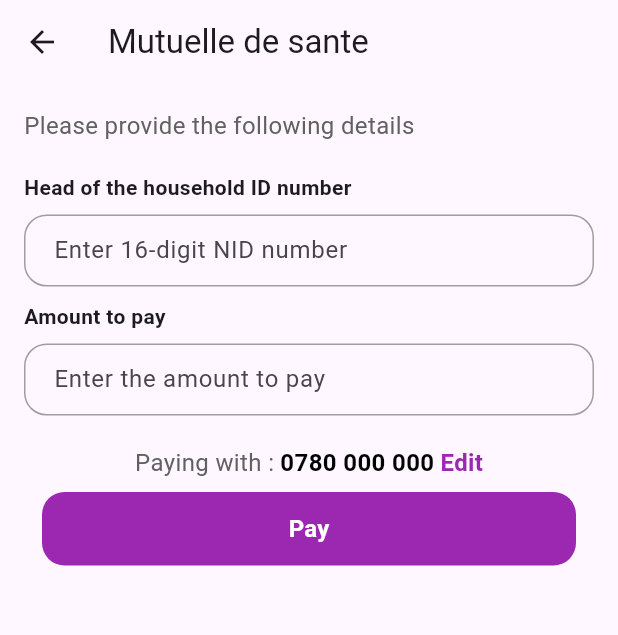
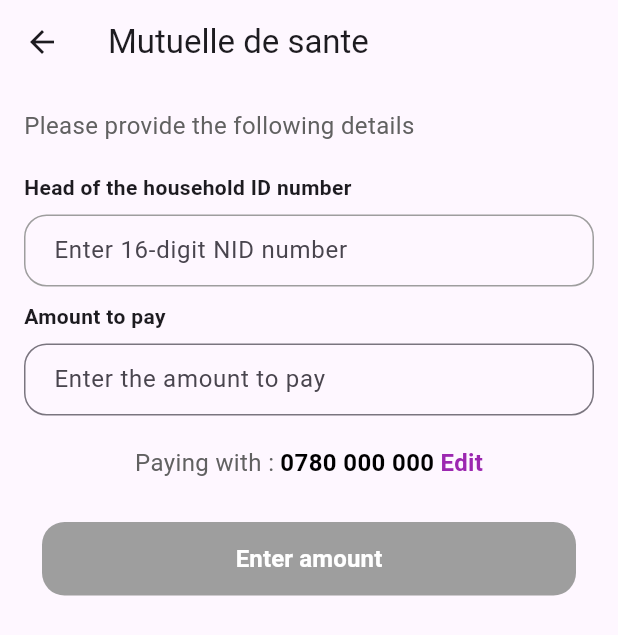
Before and after one commit to nkusikevin/pass-poc, a Flutter app: the MutuellePage screen opened directly, on a phone screen of 412 x 824 dp. Shown: the top 635 px of the screen. Run offline on Flutter 3.47's test engine with Material 3 defaults, Android fonts, the phone set to English and light mode, and no system bars; our stand-ins replace bloc, equatable, flutter_bloc, font_awesome_flutter.

Commit message:
added global state

```diff
--- a/lib/pages/mutuelle/page.dart
+++ b/lib/pages/mutuelle/page.dart
@@ -1,16 +1,23 @@
+// page.dart
 import 'package:flutter/material.dart';
-import 'package:ipass_poc/util/form_render.dart';
+import 'package:flutter_bloc/flutter_bloc.dart';
+import 'package:ipass_poc/util/form/bloc/form_bloc.dart';
+import 'package:ipass_poc/util/form/bloc/form_state.dart';
+import 'package:ipass_poc/util/form/form_render.dart';
 
 class MutuellePage extends StatelessWidget {
   const MutuellePage({super.key});
 
   @override
   Widget build(BuildContext context) {
-    return Scaffold(
+    return BlocProvider(
+      create: (context) => FormBloc(),
+      child: Scaffold(
         appBar: AppBar(
-        title: Text('Mutuelle de sante'),
+          title: const Text('Mutuelle de sante'),
         ),
-      body: Container(
+        body: SingleChildScrollView(
+          child: Container(
             padding: const EdgeInsets.all(16),
             child: Column(
               crossAxisAlignment: CrossAxisAlignment.start,
@@ -23,48 +30,8 @@ class MutuellePage extends StatelessWidget {
                   ),
                 ),
                 const SizedBox(height: 20),
-            FormRenderer(
-              formConfig: const [
-                // {
-                //   "key": "APPLICANT_FIRST_NAME",
-                //   "type": "custom-input",
-                //   "templateOptions": {
-                //     "required": true,
-                //     "textlabel": "First Name",
-                //     "placeholder": "Enter first name",
-                //   },
-                // },
-                // {
-                //   "key": "SPACE",
-                //   "type": "custom-space",
-                //   "templateOptions": {
-                //     "height": 30,
-                //   },
-                // },
-                // {
-                //   "key": "GENDER",
-                //   "type": "custom-radio",
-                //   "templateOptions": {
-                //     "textlabel": "Gender",
-                //     "options": [
-                //       {"label": "Male", "value": "male"},
-                //       {"label": "Female", "value": "female"},
-                //       {"label": "They", "value": "they"},
-                //     ],
-                //   },
-                // },
-                // {
-                //   "key": "COUNTRY",
-                //   "type": "custom-dropdown",
-                //   "templateOptions": {
-                //     "textlabel": "Country",
-                //     "options": [
-                //       {"label": "United States", "value": "us"},
-                //       {"label": "Canada", "value": "ca"},
-                //       {"label": "United Kingdom", "value": "uk"},
-                //     ],
-                //   },
-                // },
+                const FormRenderer(
+                  formConfig: [
                     {
                       "key": "NID_NUMBER",
                       "type": "nid-fetch",
@@ -83,6 +50,8 @@ class MutuellePage extends StatelessWidget {
                     {
                       "key": "AMOUNT",
                       "type": "custom-input",
+                     "hideExpression":
+                          "model.NID_NUMBER == null || model.NID_NUMBER.trim().isEmpty",
                       "templateOptions": {
                         "required": true,
                         "textlabel": "Amount to pay",
@@ -92,43 +61,61 @@ class MutuellePage extends StatelessWidget {
                   ],
                 ),
                 const SizedBox(height: 20),
-
                 Center(
                   child: Row(
                     mainAxisAlignment: MainAxisAlignment.center,
                     children: [
-                  Text('Paying with :',
-                      style:
-                          TextStyle(fontSize: 16, color: Colors.grey.shade700)),
+                      Text(
+                        'Paying with :',
+                        style: TextStyle(
+                          fontSize: 16,
+                          color: Colors.grey.shade700,
+                        ),
+                      ),
                       const SizedBox(width: 4),
-                  const Text('0780 000 000',
+                      const Text(
+                        '0780 000 000',
                         style: TextStyle(
                           fontSize: 16,
                           color: Colors.black,
-                          fontWeight: FontWeight.bold)),
+                          fontWeight: FontWeight.bold,
+                        ),
+                      ),
                       const SizedBox(width: 4),
-                  const Text('Edit',
+                      const Text(
+                        'Edit',
                         style: TextStyle(
                           fontSize: 16,
                           color: Colors.purple,
-                          fontWeight: FontWeight.bold)),
+                          fontWeight: FontWeight.bold,
+                        ),
+                      ),
                     ],
                   ),
                 ),
-
-            TextButton(
-              onPressed: () {},
+                const SizedBox(height: 20),
+                BlocBuilder<FormBloc, FormBlocState>(
+                  builder: (context, state) {
+                    final amount = state.formValues['AMOUNT'] as String?;
+                    final bool isAmountValid =
+                        amount != null && amount.isNotEmpty;
+                    return TextButton(
+                      onPressed: isAmountValid
+                          ? () {
+                              print('Form Values: ${state.formValues}');
+                            }
+                          : null,
                       child: Container(
                         padding: const EdgeInsets.all(13),
                         width: double.infinity,
                         decoration: BoxDecoration(
-                  color: Colors.purple,
+                          color: isAmountValid ? Colors.purple : Colors.grey,
                           borderRadius: BorderRadius.circular(15),
                         ),
-                child: const Center(
+                        child: Center(
                           child: Text(
-                    'Pay',
-                    style: TextStyle(
+                            isAmountValid ? 'Pay $amount RWF' : 'Enter amount',
+                            style: const TextStyle(
                               color: Colors.white,
                               fontSize: 16,
                               fontWeight: FontWeight.bold,
@@ -136,10 +123,12 @@ class MutuellePage extends StatelessWidget {
                           ),
                         ),
                       ),
-            )
-
-            // FormRenderer().getSubmitButton(),
+                    );
+                  },
+                ),
               ],
+            ),
+          ),
         ),
       ),
     );
--- /dev/null
+++ b/lib/util/form/bloc/form_bloc.dart
@@ -0,0 +1,28 @@
+import 'package:bloc/bloc.dart';
+import 'form_event.dart';
+import 'form_state.dart';
+
+
+class FormBloc extends Bloc<FormBlocEvent, FormBlocState> {
+  FormBloc() : super(const FormBlocState()) {
+    on<UpdateFormValue>(_onUpdateFormValue);
+    on<ValidateForm>(_onValidateForm);
+    on<ResetForm>(_onResetForm);
+  }
+
+  void _onUpdateFormValue(UpdateFormValue event, Emitter<FormBlocState> emit) {
+    final updatedValues = Map<String, dynamic>.from(state.formValues);
+    updatedValues[event.key] = event.value;
+    emit(state.copyWith(formValues: updatedValues));
+  }
+
+  void _onValidateForm(ValidateForm event, Emitter<FormBlocState> emit) {
+    //TODO: Add validation logic
+    final isValid = state.formValues.isNotEmpty;
+    emit(state.copyWith(isValid: isValid));
+  }
+
+  void _onResetForm(ResetForm event, Emitter<FormBlocState> emit) {
+    emit(const FormBlocState());
+  }
+}
--- /dev/null
+++ b/lib/util/form/bloc/form_event.dart
@@ -0,0 +1,12 @@
+abstract class FormBlocEvent {}
+
+class UpdateFormValue extends FormBlocEvent {
+  final String key;
+  final dynamic value;
+
+  UpdateFormValue(this.key, this.value);
+}
+
+class ValidateForm extends FormBlocEvent {}
+
+class ResetForm extends FormBlocEvent {}
--- /dev/null
+++ b/lib/util/form/bloc/form_state.dart
@@ -0,0 +1,24 @@
+import 'package:equatable/equatable.dart';
+
+class FormBlocState extends Equatable {
+  final Map<String, dynamic> formValues;
+  final bool isValid;
+
+  const FormBlocState({
+    this.formValues = const {},
+    this.isValid = false,
+  });
+
+  FormBlocState copyWith({
+    Map<String, dynamic>? formValues,
+    bool? isValid,
+  }) {
+    return FormBlocState(
+      formValues: formValues ?? this.formValues,
+      isValid: isValid ?? this.isValid,
+    );
+  }
+
+  @override
+  List<Object?> get props => [formValues, isValid];
+}
--- /dev/null
+++ b/lib/util/form/form_render.dart
@@ -0,0 +1,178 @@
+import 'package:flutter/material.dart';
+import 'package:flutter_bloc/flutter_bloc.dart';
+import 'package:ipass_poc/util/form/bloc/form_bloc.dart';
+import 'bloc/form_event.dart';
+import 'bloc/form_state.dart';
+import 'nid_fetch.dart';
+
+class FormRenderer extends StatefulWidget {
+  final List<Map<String, dynamic>> formConfig;
+
+  const FormRenderer({required this.formConfig});
+
+  @override
+  _FormRendererState createState() => _FormRendererState();
+}
+
+class _FormRendererState extends State<FormRenderer> {
+  final _formKey = GlobalKey<FormState>();
+
+  @override
+  Widget build(BuildContext context) {
+    return Form(
+      key: _formKey,
+      child: Column(
+        children: [
+          for (final fieldConfig in widget.formConfig)
+            _buildFormField(fieldConfig),
+        ],
+      ),
+    );
+  }
+
+  Widget _buildFormField(Map<String, dynamic> fieldConfig) {
+    final type = fieldConfig['type'];
+    final options = fieldConfig['templateOptions'];
+    final key = fieldConfig['key'];
+
+    switch (type) {
+      case 'custom-input':
+        return BlocBuilder<FormBloc, FormBlocState>(
+          builder: (context, state) {
+            return Column(
+              crossAxisAlignment: CrossAxisAlignment.start,
+              children: [
+                Text(
+                  options['textlabel'],
+                  style: const TextStyle(fontWeight: FontWeight.bold),
+                ),
+                const SizedBox(height: 8),
+                TextFormField(
+                  initialValue: state.formValues[key]?.toString(),
+                  validator: (value) =>
+                      options['required'] && (value == null || value.isEmpty)
+                          ? '${options['textlabel']} is required'
+                          : null,
+                  decoration: InputDecoration(
+                    contentPadding:
+                        const EdgeInsets.symmetric(horizontal: 16, vertical: 8),
+                    hintText: options['placeholder'],
+                    border: OutlineInputBorder(
+                      borderRadius: BorderRadius.circular(15),
+                      borderSide: const BorderSide(color: Colors.grey),
+                    ),
+                  ),
+                  onChanged: (value) {
+                    context.read<FormBloc>().add(UpdateFormValue(key, value));
+                  },
+                ),
+              ],
+            );
+          },
+        );
+      case 'custom-radio':
+        return BlocBuilder<FormBloc, FormBlocState>(
+          builder: (context, state) {
+            return Column(
+              crossAxisAlignment: CrossAxisAlignment.start,
+              children: [
+                Text(
+                  options['textlabel'],
+                  style: const TextStyle(fontWeight: FontWeight.bold),
+                ),
+                const SizedBox(height: 8),
+                Align(
+                  alignment: Alignment.centerLeft,
+                  child: SingleChildScrollView(
+                    scrollDirection: Axis.horizontal,
+                    child: Row(
+                      mainAxisAlignment: MainAxisAlignment.start,
+                      children: [
+                        for (final option in options['options']) ...[
+                          Transform.translate(
+                            offset: const Offset(-10, 0),
+                            child: Radio<dynamic>(
+                              value: option['value'],
+                              groupValue: state.formValues[key],
+                              onChanged: (value) {
+                                context
+                                    .read<FormBloc>()
+                                    .add(UpdateFormValue(key, value));
+                              },
+                              materialTapTargetSize:
+                                  MaterialTapTargetSize.shrinkWrap,
+                            ),
+                          ),
+                          Text(option['label']),
+                          const SizedBox(width: 16),
+                        ],
+                      ],
+                    ),
+                  ),
+                ),
+              ],
+            );
+          },
+        );
+      case 'custom-dropdown':
+        return BlocBuilder<FormBloc, FormBlocState>(
+          builder: (context, state) {
+            return Column(
+              crossAxisAlignment: CrossAxisAlignment.start,
+              children: [
+                Text(
+                  options['textlabel'],
+                  style: const TextStyle(fontWeight: FontWeight.bold),
+                ),
+                const SizedBox(height: 8),
+                DropdownButtonFormField<String>(
+                  value: state.formValues[key]?.toString(),
+                  decoration: InputDecoration(
+                    contentPadding:
+                        const EdgeInsets.symmetric(horizontal: 16, vertical: 8),
+                    border: OutlineInputBorder(
+                      borderRadius: BorderRadius.circular(15),
+                      borderSide: const BorderSide(color: Colors.grey),
+                    ),
+                    enabledBorder: OutlineInputBorder(
+                      borderRadius: BorderRadius.circular(15),
+                      borderSide: const BorderSide(color: Colors.grey),
+                    ),
+                    focusedBorder: OutlineInputBorder(
+                      borderRadius: BorderRadius.circular(15),
+                      borderSide: const BorderSide(color: Colors.grey),
+                    ),
+                  ),
+                  onChanged: (value) {
+                    context.read<FormBloc>().add(UpdateFormValue(key, value));
+                  },
+                  items: [
+                    for (final option in options['options'])
+                      DropdownMenuItem(
+                        value: option['value'],
+                        child: Text(option['label']),
+                      ),
+                  ],
+                ),
+              ],
+            );
+          },
+        );
+      case 'nid-fetch':
+        return NIDFetchField(
+          label: options['textlabel'],
+          placeholder: options['placeholder'],
+          onNIDDetailsUpdated: (nidDetails) {
+            context.read<FormBloc>().add(UpdateFormValue(key, nidDetails));
+          },
+        );
+
+      case "custom-space":
+        final height = (options['height'] ?? 5).toDouble();
+        return SizedBox(height: height);
+
+      default:
+        return const SizedBox.shrink();
+    }
+  }
+}
--- a/lib/util/form_render.dart
+++ /dev/null
@@ -1,224 +0,0 @@
-import 'package:flutter/material.dart';
-
-import 'nid_fetch.dart';
-
-class FormRenderer extends StatefulWidget {
-  final List<Map<String, dynamic>> formConfig;
-
-  FormRenderer({required this.formConfig});
-
-  @override
-  _FormRendererState createState() => _FormRendererState();
-}
-
-class _FormRendererState extends State<FormRenderer> {
-  final _formKey = GlobalKey<FormState>();
-  late Map<String, dynamic> _formData;
-
-  @override
-  void initState() {
-    super.initState();
-    _formData = {};
-  }
-
-  @override
-  Widget build(BuildContext context) {
-    return Form(
-      key: _formKey,
-      child: Column(
-        children: [
-          for (final fieldConfig in widget.formConfig)
-            _buildFormField(fieldConfig),
-
-        ],
-      ),
-    );
-  }
-
-  Widget _buildFormField(Map<String, dynamic> fieldConfig) {
-    final type = fieldConfig['type'];
-    final options = fieldConfig['templateOptions'];
-
-    switch (type) {
-      case 'custom-input':
-        return Column(
-          crossAxisAlignment: CrossAxisAlignment.start,
-          children: [
-            Text(
-              options['textlabel'],
-              style: const TextStyle(fontWeight: FontWeight.bold),
-            ),
-            const SizedBox(height: 8),
-            TextFormField(
-              validator: (value) =>
-                  options['required'] && (value == null || value.isEmpty)
-                      ? options['textlabel']
-                      : null,
-              decoration: InputDecoration(
-                contentPadding:
-                    const EdgeInsets.symmetric(horizontal: 16, vertical: 8),
-                hintText: options['placeholder'],
-                border: OutlineInputBorder(
-                  borderRadius: BorderRadius.circular(15),
-                  borderSide: const BorderSide(color: Colors.grey),
-                ),
-                enabledBorder: OutlineInputBorder(
-                  borderRadius: BorderRadius.circular(15),
-                  borderSide: const BorderSide(color: Colors.grey),
-                ),
-                focusedBorder: OutlineInputBorder(
-                  borderRadius: BorderRadius.circular(15),
-                  borderSide: const BorderSide(color: Colors.grey),
-                ),
-              ),
-              onSaved: (value) => _formData[fieldConfig['key']] = value,
-            ),
-          ],
-        );
-      case 'custom-radio':
-        return Column(
-          crossAxisAlignment: CrossAxisAlignment.start,
-          children: [
-            Text(
-              options['textlabel'],
-              style: const TextStyle(fontWeight: FontWeight.bold),
-            ),
-            const SizedBox(height: 8),
-            Align(
-              alignment: Alignment.centerLeft,
-              child: SingleChildScrollView(
-                scrollDirection: Axis.horizontal,
-                child: Row(
-                  mainAxisAlignment: MainAxisAlignment.start,
-                  children: [
-                    for (final option in options['options']) ...[
-                      Transform.translate(
-                        offset: const Offset(-10, 0),
-                        child: Radio<dynamic>(
-                          value: option['value'],
-                          groupValue: _formData[fieldConfig['key']],
-                          onChanged: (value) => setState(
-                              () => _formData[fieldConfig['key']] = value),
-                          materialTapTargetSize:
-                              MaterialTapTargetSize.shrinkWrap,
-                        ),
-                      ),
-                      Text(option['label']),
-                      const SizedBox(width: 16),
-                    ],
-                  ],
-                ),
-              ),
-            ),
-          ],
-        );
-      case 'custom-dropdown':
-        return Column(
-          crossAxisAlignment: CrossAxisAlignment.start,
-          children: [
-            Text(
-              options['textlabel'],
-              style: const TextStyle(fontWeight: FontWeight.bold),
-            ),
-            const SizedBox(height: 8),
-            DropdownButtonFormField(
-              decoration: InputDecoration(
-                contentPadding:
-                    const EdgeInsets.symmetric(horizontal: 16, vertical: 8),
-                border: OutlineInputBorder(
-                  borderRadius: BorderRadius.circular(15),
-                  borderSide: const BorderSide(color: Colors.grey),
-                ),
-                enabledBorder: OutlineInputBorder(
-                  borderRadius: BorderRadius.circular(15),
-                  borderSide: const BorderSide(color: Colors.grey),
-                ),
-                focusedBorder: OutlineInputBorder(
-                  borderRadius: BorderRadius.circular(15),
-                  borderSide: const BorderSide(color: Colors.grey),
-                ),
-              ),
-              items: [
-                for (final option in options['options'])
-                  DropdownMenuItem(
-                    value: option['value'],
-                    child: Text(option['label']),
-                  ),
-              ],
-              onChanged: (value) =>
-                  setState(() => _formData[fieldConfig['key']] = value),
-              value: _formData[fieldConfig['key']],
-            ),
-          ],
-        );
-      case 'custom-checkbox':
-        return Column(
-          crossAxisAlignment: CrossAxisAlignment.start,
-          children: [
-            Text(options['textlabel']),
-            for (final option in options['options'])
-              CheckboxListTile(
-                title: Text(option['label']),
-                value: _formData[fieldConfig['key']]?.contains(option['value']),
-                onChanged: (value) {
-                  final currentValues = _formData[fieldConfig['key']] ?? [];
-                  if (value == true) {
-                    currentValues.add(option['value']);
-                  } else {
-                    currentValues.remove(option['value']);
-                  }
-                  setState(() => _formData[fieldConfig['key']] = currentValues);
-                },
-              ),
-          ],
-        );
-      case "custom-space":
-        final height = (options['height'] ?? 5).toDouble();
-        return SizedBox(height: height);
-      case "nid-fetch":
-        return NIDFetchField(
-          label: options['textlabel'],
-          placeholder: options['placeholder'],
-          onNIDDetailsUpdated: (nidDetails) {
-            setState(() {
-              _formData[fieldConfig['key']] = nidDetails;
-            });
-          },
-        );
-      default:
-        return SizedBox.shrink();
-    }
-  }
-
-  void _submitForm() {
-    if (_formKey.currentState?.validate() ?? false) {
-      _formKey.currentState?.save();
-      // Process the _formData map as needed
-      print(_formData);
-    }
-  }
-
-  Widget getSubmitButton() {
-    return TextButton(
-      onPressed: _submitForm,
-      child: Container(
-        padding: const EdgeInsets.all(13),
-        width: double.infinity,
-        decoration: BoxDecoration(
-          color: Colors.blue,
-          borderRadius: BorderRadius.circular(15),
-        ),
-        child: const Center(
-          child: Text(
-            'Submit',
-            style: TextStyle(
-              color: Colors.white,
-              fontSize: 16,
-              fontWeight: FontWeight.bold,
-            ),
-          ),
-        ),
-      ),
-    );
-  }
-}
```
Also changed, not shown: pubspec.yaml (+6 -66 lines), lib/util/form/nid_fetch.dart (renamed from lib/util/nid_fetch.dart), pubspec.lock, 22 other files. Lines whose indentation alone changed are shown as unchanged.
